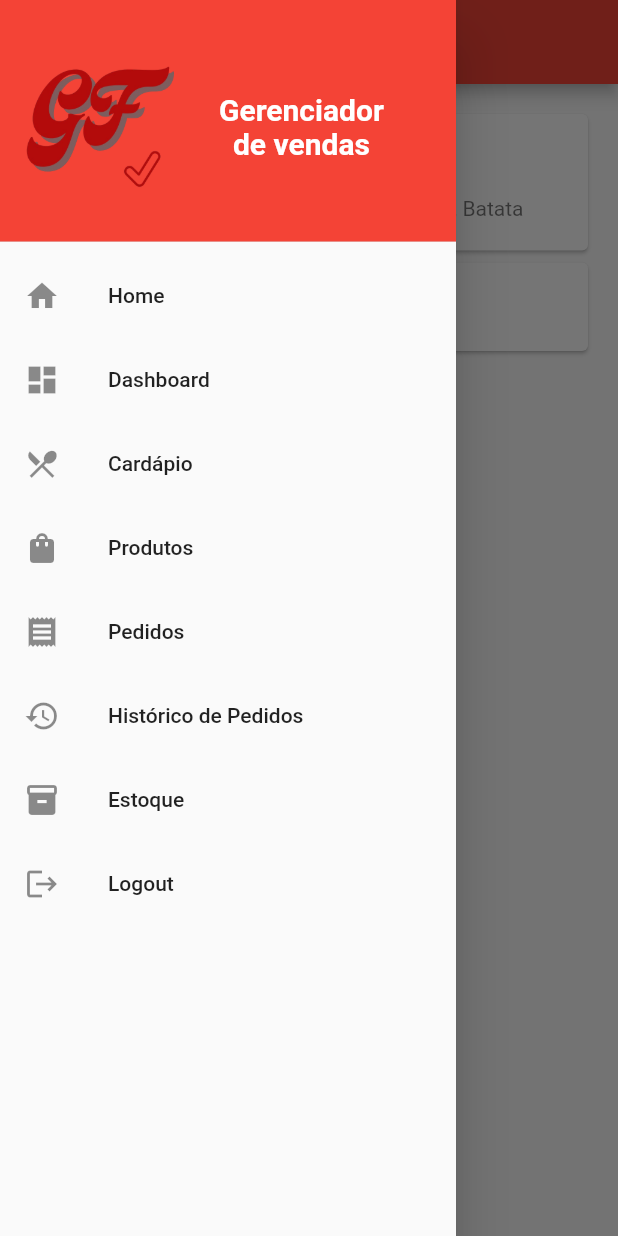
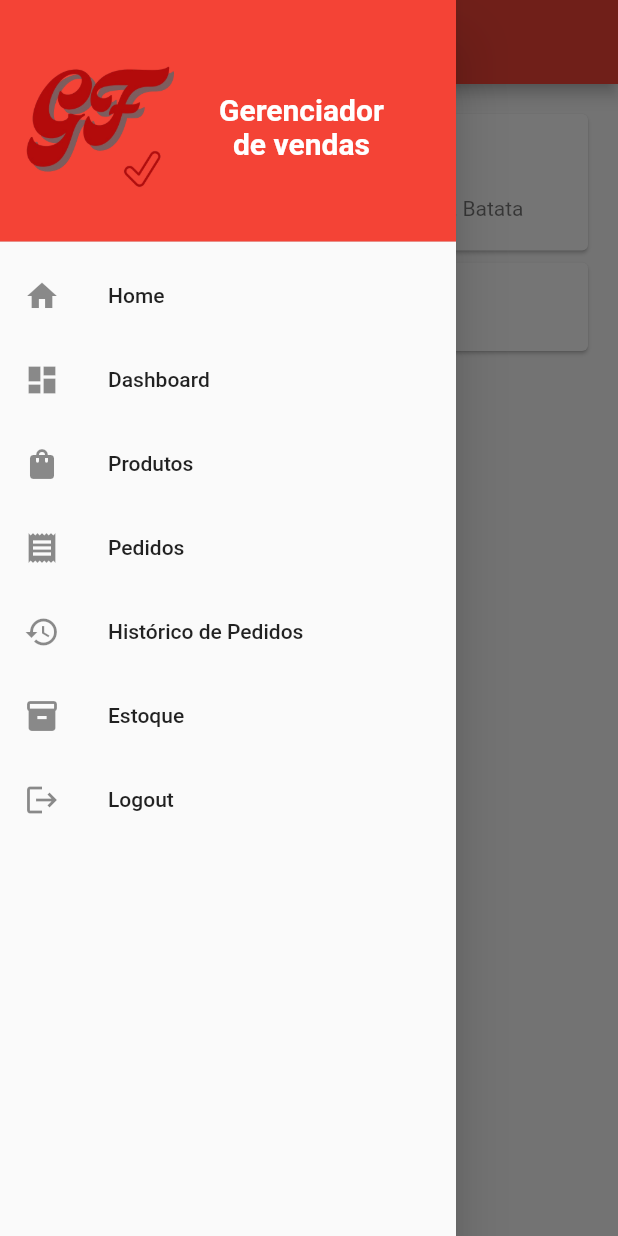
Before and after one commit to juliaelizaps/Food-Truck-manager, a Flutter app: the HomePage screen opened directly, with the side drawer open, on a phone screen of 412 x 824 dp. Run offline on Flutter 3.47's test engine with Material 2 defaults, Android fonts, the phone set to English and light mode, and no system bars.

Commit message:
refactoring lib

```diff
--- a/lib/main.dart
+++ b/lib/main.dart
@@ -1,6 +1,5 @@
 import 'package:flutter/material.dart';
-import 'package:projeto_1/loginpage.dart';
-import 'package:projeto_1/homePage.dart';
+import 'package:projeto_1/pages/loginpage.dart';
 
 void main() {
   runApp(const MyApp());
--- a/lib/dashboardPage.dart
+++ b/lib/pages/dashboardPage.dart
@@ -8,11 +8,15 @@ class DashboardPage extends StatelessWidget {
     return Scaffold(
       appBar: AppBar(
         title: const Text('Dashboard'),
+        actions: [
+
+        ],
       ),
       body: const Center(
         child: Text(
           'Bem-vindo ao Dashboard!',
           style: TextStyle(fontSize: 24, fontWeight: FontWeight.bold),
+
         ),
       ),
     );
--- a/lib/homePage.dart
+++ b/lib/pages/homePage.dart
@@ -1,6 +1,6 @@
 import 'package:flutter/material.dart';
 import 'loginpage.dart';
-import 'package:projeto_1/dashboardPage.dart';
+import 'package:projeto_1/pages/dashboardPage.dart';
 
 class HomePage extends StatelessWidget {
   const HomePage({Key? key}) : super(key: key);
@@ -68,13 +68,6 @@ class HomePage extends StatelessWidget {
               },
             ),
 
-            ListTile(
-              leading: const Icon(Icons.restaurant_menu),
-              title: const Text('Cardápio'),
-              onTap: () {
-                // Ação ao clicar no botão Cardápio
-              },
-            ),
             ListTile(
               leading: const Icon(Icons.shopping_bag),
               title: const Text('Produtos'),
--- a/lib/loginpage.dart
+++ b/lib/pages/loginpage.dart
@@ -1,5 +1,5 @@
 import 'package:flutter/material.dart';
-import 'package:projeto_1/homePage.dart';
+import 'package:projeto_1/pages/homePage.dart';
 
 class LoginPage extends StatelessWidget {
   const LoginPage({Key? key}) : super(key: key);
```
